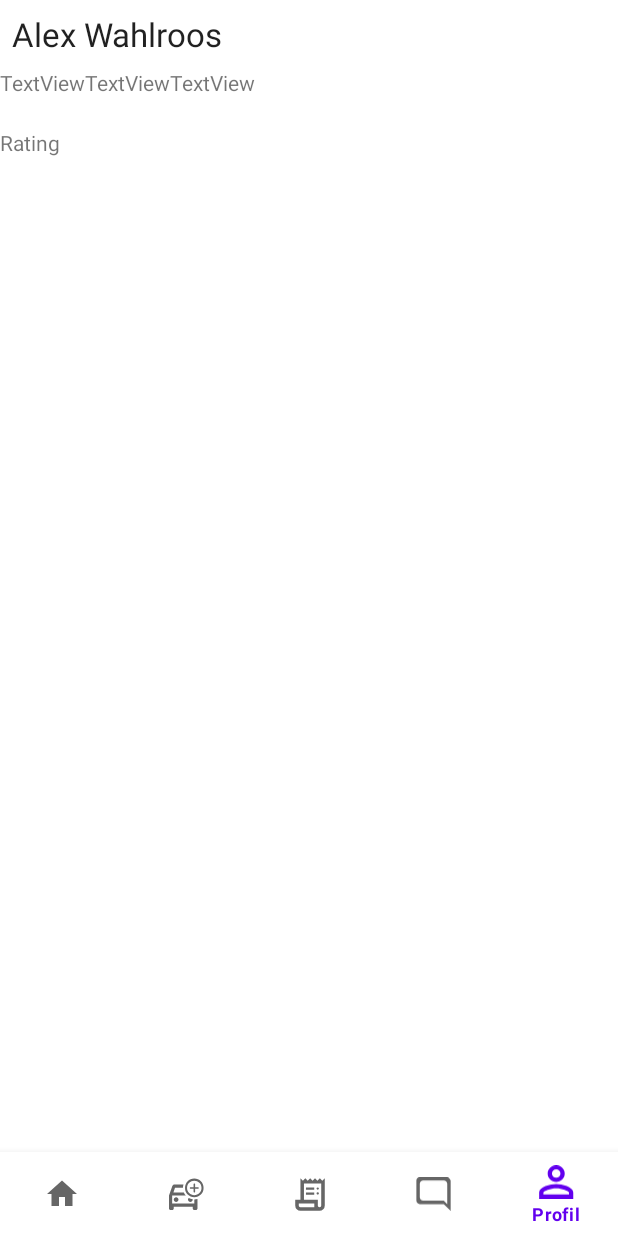
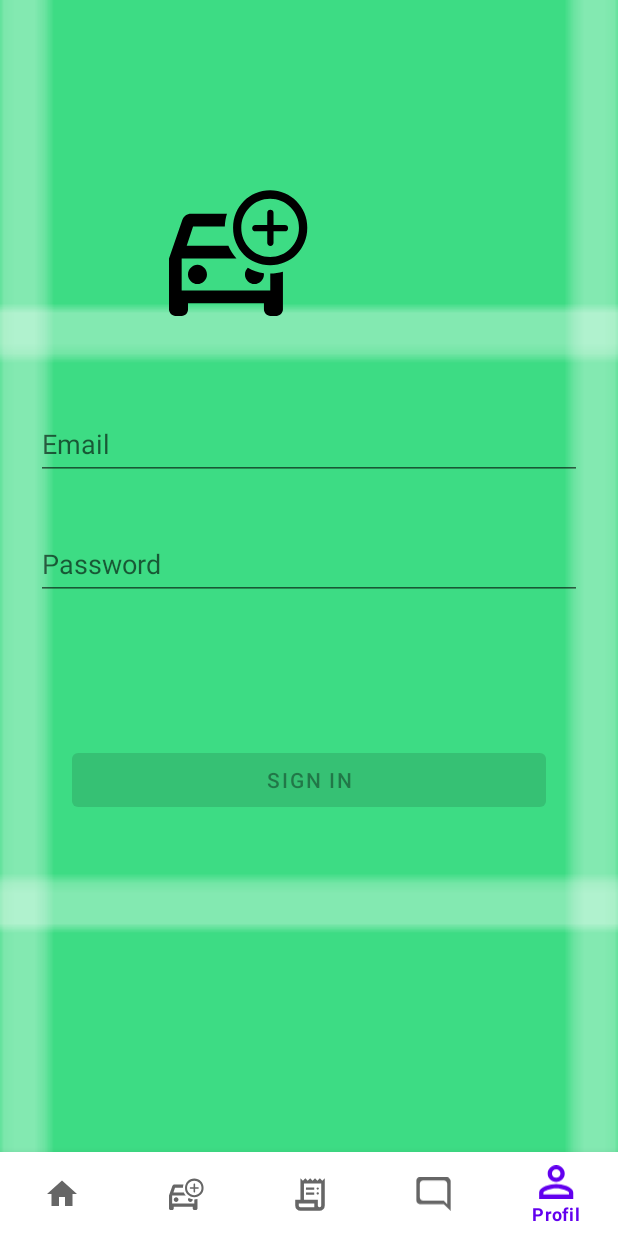
Before and after one commit to Savalige/Chare, an Android app: the screen it shows after launch (MainActivity), item 5 of the bottom bar chosen, on a phone screen of 412 x 824 dp. Run offline under Robolectric (Android 15) with nearby library versions, the phone set to English and light mode, and no system bars; our stand-ins replace navigation-ui; Roboto replaces fonts that are not available here.

Commit message:
Added basic login

```diff
--- a/App/app/build.gradle
+++ b/App/app/build.gradle
@@ -46,6 +46,7 @@ dependencies {
     implementation 'androidx.navigation:navigation-fragment-ktx:2.4.1'
     implementation 'androidx.navigation:navigation-ui-ktx:2.4.1'
     implementation 'androidx.legacy:legacy-support-v4:1.0.0'
+    implementation 'androidx.annotation:annotation:1.5.0'
     testImplementation 'junit:junit:4.13.2'
     androidTestImplementation 'androidx.test.ext:junit:1.1.3'
     androidTestImplementation 'androidx.test.espresso:espresso-core:3.4.0'
--- /dev/null
+++ b/App/app/src/main/java/com/puma/chare/ui/login/ui/login/LoginViewModelFactory.kt
@@ -0,0 +1,25 @@
+package com.puma.chare.ui.login.ui.login
+
+import androidx.lifecycle.ViewModel
+import androidx.lifecycle.ViewModelProvider
+import com.puma.chare.ui.login.data.LoginDataSource
+import com.puma.chare.ui.login.data.LoginRepository
+
+/**
+ * ViewModel provider factory to instantiate LoginViewModel.
+ * Required given LoginViewModel has a non-empty constructor
+ */
+class LoginViewModelFactory : ViewModelProvider.Factory {
+
+    @Suppress("UNCHECKED_CAST")
+    override fun <T : ViewModel> create(modelClass: Class<T>): T {
+        if (modelClass.isAssignableFrom(LoginViewModel::class.java)) {
+            return LoginViewModel(
+                loginRepository = LoginRepository(
+                    dataSource = LoginDataSource()
+                )
+            ) as T
+        }
+        throw IllegalArgumentException("Unknown ViewModel class")
+    }
+}
--- /dev/null
+++ b/App/app/src/main/java/com/puma/chare/ui/login/ui/login/login.kt
@@ -0,0 +1,131 @@
+package com.puma.chare.ui.login.ui.login
+
+import androidx.lifecycle.Observer
+import androidx.lifecycle.ViewModelProvider
+import androidx.annotation.StringRes
+import androidx.fragment.app.Fragment
+import android.os.Bundle
+import android.text.Editable
+import android.text.TextWatcher
+import android.view.LayoutInflater
+import android.view.View
+import android.view.ViewGroup
+import android.view.inputmethod.EditorInfo
+import android.widget.Button
+import android.widget.EditText
+import android.widget.ProgressBar
+import android.widget.Toast
+import com.puma.chare.databinding.FragmentLoginBinding
+
+import com.puma.chare.R
+
+class login : Fragment() {
+
+    private lateinit var loginViewModel: LoginViewModel
+    private var _binding: FragmentLoginBinding? = null
+
+    // This property is only valid between onCreateView and
+    // onDestroyView.
+    private val binding get() = _binding!!
+
+    override fun onCreateView(
+        inflater: LayoutInflater,
+        container: ViewGroup?,
+        savedInstanceState: Bundle?
+    ): View? {
+
+        _binding = FragmentLoginBinding.inflate(inflater, container, false)
+        return binding.root
+
+    }
+
+    override fun onViewCreated(view: View, savedInstanceState: Bundle?) {
+        super.onViewCreated(view, savedInstanceState)
+        loginViewModel = ViewModelProvider(this, LoginViewModelFactory())
+            .get(LoginViewModel::class.java)
+
+        val usernameEditText = binding.username
+        val passwordEditText = binding.password
+        val loginButton = binding.login
+        val loadingProgressBar = binding.loading
+
+        loginViewModel.loginFormState.observe(viewLifecycleOwner,
+            Observer { loginFormState ->
+                if (loginFormState == null) {
+                    return@Observer
+                }
+                loginButton.isEnabled = loginFormState.isDataValid
+                loginFormState.usernameError?.let {
+                    usernameEditText.error = getString(it)
+                }
+                loginFormState.passwordError?.let {
+                    passwordEditText.error = getString(it)
+                }
+            })
+
+        loginViewModel.loginResult.observe(viewLifecycleOwner,
+            Observer { loginResult ->
+                loginResult ?: return@Observer
+                loadingProgressBar.visibility = View.GONE
+                loginResult.error?.let {
+                    showLoginFailed(it)
+                }
+                loginResult.success?.let {
+                    updateUiWithUser(it)
+                }
+            })
+
+        val afterTextChangedListener = object : TextWatcher {
+            override fun beforeTextChanged(s: CharSequence, start: Int, count: Int, after: Int) {
+                // ignore
+            }
+
+            override fun onTextChanged(s: CharSequence, start: Int, before: Int, count: Int) {
+                // ignore
+            }
+
+            override fun afterTextChanged(s: Editable) {
+                loginViewModel.loginDataChanged(
+                    usernameEditText.text.toString(),
+                    passwordEditText.text.toString()
+                )
+            }
+        }
+        usernameEditText.addTextChangedListener(afterTextChangedListener)
+        passwordEditText.addTextChangedListener(afterTextChangedListener)
+        passwordEditText.setOnEditorActionListener { _, actionId, _ ->
+            if (actionId == EditorInfo.IME_ACTION_DONE) {
+                loginViewModel.login(
+                    usernameEditText.text.toString(),
+                    passwordEditText.text.toString()
+                )
+            }
+            false
+        }
+
+        loginButton.setOnClickListener {
+            loadingProgressBar.visibility = View.VISIBLE
+            loginViewModel.login(
+                usernameEditText.text.toString(),
+                passwordEditText.text.toString()
+            )
+        }
+    }
+
+    private fun updateUiWithUser(model: LoggedInUserView) {
+        val welcome = getString(R.string.welcome) + model.displayName
+        // TODO : initiate successful logged in experience
+        val appContext = context?.applicationContext ?: return
+        Toast.makeText(appContext, welcome, Toast.LENGTH_LONG).show()
+    }
+
+    private fun showLoginFailed(@StringRes errorString: Int) {
+        val appContext = context?.applicationContext ?: return
+        Toast.makeText(appContext, errorString, Toast.LENGTH_LONG).show()
+    }
+
+    override fun onDestroyView() {
+        super.onDestroyView()
+        _binding = null
+    }
+}
--- /dev/null
+++ b/App/app/src/main/res/layout/fragment_login.xml
@@ -0,0 +1,102 @@
+<?xml version="1.0" encoding="utf-8"?>
+<androidx.constraintlayout.widget.ConstraintLayout xmlns:android="http://schemas.android.com/apk/res/android"
+    xmlns:app="http://schemas.android.com/apk/res-auto"
+    xmlns:tools="http://schemas.android.com/tools"
+    android:id="@+id/container"
+    android:layout_width="match_parent"
+    android:layout_height="match_parent"
+    tools:context=".ui.login.ui.login.login">
+
+    <ImageView
+        android:id="@+id/imageView3"
+        android:layout_width="0dp"
+        android:layout_height="0dp"
+        android:scaleX="10"
+        android:scaleY="10"
+        android:src="@drawable/ic_launcher_background"
+        app:layout_constraintBottom_toBottomOf="parent"
+        app:layout_constraintEnd_toEndOf="parent"
+        app:layout_constraintStart_toStartOf="parent"
+        app:layout_constraintTop_toTopOf="parent" />
+
+    <EditText
+        android:id="@+id/password"
+        android:layout_width="0dp"
+        android:layout_height="wrap_content"
+        android:layout_marginStart="24dp"
+        android:layout_marginTop="32dp"
+        android:layout_marginEnd="24dp"
+        android:hint="@string/prompt_password"
+        android:imeActionLabel="@string/action_sign_in_short"
+        android:imeOptions="actionDone"
+        android:inputType="textPassword"
+        android:minHeight="48dp"
+        android:selectAllOnFocus="true"
+        app:layout_constraintEnd_toEndOf="parent"
+        app:layout_constraintStart_toStartOf="parent"
+        app:layout_constraintTop_toBottomOf="@+id/username" />
+
+    <EditText
+        android:id="@+id/username"
+        android:layout_width="0dp"
+        android:layout_height="wrap_content"
+        android:layout_marginStart="24dp"
+        android:layout_marginTop="272dp"
+        android:layout_marginEnd="24dp"
+        android:hint="@string/prompt_email"
+        android:inputType="textEmailAddress"
+        android:minHeight="48dp"
+        android:selectAllOnFocus="true"
+        app:layout_constraintEnd_toEndOf="parent"
+        app:layout_constraintStart_toStartOf="parent"
+        app:layout_constraintTop_toTopOf="parent" />
+
+    <Button
+        android:id="@+id/login"
+        android:layout_width="0dp"
+        android:layout_height="wrap_content"
+        android:layout_gravity="start"
+        android:layout_marginStart="48dp"
+        android:layout_marginTop="96dp"
+        android:layout_marginEnd="48dp"
+        android:layout_marginBottom="64dp"
+        android:enabled="false"
+        android:text="@string/action_sign_in_short"
+        app:layout_constraintBottom_toBottomOf="parent"
+        app:layout_constraintEnd_toEndOf="parent"
+        app:layout_constraintHorizontal_bias="0.495"
+        app:layout_constraintStart_toStartOf="parent"
+        app:layout_constraintTop_toBottomOf="@+id/password"
+        app:layout_constraintVertical_bias="0.0" />
+
+    <ProgressBar
+        android:id="@+id/loading"
+        android:layout_width="wrap_content"
+        android:layout_height="wrap_content"
+        android:layout_gravity="center"
+        android:layout_marginStart="32dp"
+        android:layout_marginTop="64dp"
+        android:layout_marginEnd="32dp"
+        android:layout_marginBottom="64dp"
+        android:visibility="gone"
+        app:layout_constraintBottom_toBottomOf="parent"
+        app:layout_constraintEnd_toEndOf="@+id/password"
+        app:layout_constraintStart_toStartOf="@+id/password"
+        app:layout_constraintTop_toTopOf="parent"
+        app:layout_constraintVertical_bias="0.3" />
+
+    <ImageView
+        android:id="@+id/imageView2"
+        android:layout_width="96dp"
+        android:layout_height="96dp"
+        android:layout_marginStart="32dp"
+        android:layout_marginTop="96dp"
+        android:layout_marginEnd="128dp"
+        android:layout_marginBottom="32dp"
+        android:src="@drawable/add_car_outlined"
+        app:layout_constraintBottom_toTopOf="@+id/username"
+        app:layout_constraintEnd_toEndOf="parent"
+        app:layout_constraintStart_toStartOf="parent"
+        app:layout_constraintTop_toTopOf="parent" />
+
+</androidx.constraintlayout.widget.ConstraintLayout>
--- a/App/app/src/main/res/navigation/mobile_navigation.xml
+++ b/App/app/src/main/res/navigation/mobile_navigation.xml
@@ -31,7 +31,7 @@
 
     <fragment
         android:id="@+id/navigation_profile"
-        android:name="com.puma.chare.ui.profile.profile"
+        android:name="com.puma.chare.ui.login.ui.login.login"
         android:label="@string/title_profile"
-        tools:layout="@layout/fragment_profile" />
+        tools:layout="@layout/fragment_login" />
 </navigation>
--- a/App/app/src/main/res/values/dimens.xml
+++ b/App/app/src/main/res/values/dimens.xml
@@ -2,4 +2,7 @@
     <!-- Default screen margins, per the Android Design guidelines. -->
     <dimen name="activity_horizontal_margin">16dp</dimen>
     <dimen name="activity_vertical_margin">16dp</dimen>
+    <!-- Default screen margins, per the Android Design guidelines. -->
+    <dimen name="fragment_horizontal_margin">16dp</dimen>
+    <dimen name="fragment_vertical_margin">16dp</dimen>
 </resources>
--- a/App/app/src/main/res/values/strings.xml
+++ b/App/app/src/main/res/values/strings.xml
@@ -5,4 +5,13 @@
     <string name="title_trips">Resor</string>
     <string name="title_chat">Chatt</string>
     <string name="title_profile">Profil</string>
+    <!-- Strings related to login -->
+    <string name="prompt_email">Email</string>
+    <string name="prompt_password">Password</string>
+    <string name="action_sign_in">Sign in or register</string>
+    <string name="action_sign_in_short">Sign in</string>
+    <string name="welcome">"Welcome!"</string>
+    <string name="invalid_username">Not a valid username</string>
+    <string name="invalid_password">Password must be >5 characters</string>
+    <string name="login_failed">"Login failed"</string>
 </resources>
```
Also changed, not shown: App/app/src/main/java/com/puma/chare/ui/login/data/LoginDataSource.kt (added, +24 -0 lines), App/app/src/main/java/com/puma/chare/ui/login/data/LoginRepository.kt (added, +46 -0 lines), App/app/src/main/java/com/puma/chare/ui/login/data/Result.kt (added, +18 -0 lines), App/app/src/main/java/com/puma/chare/ui/login/data/model/LoggedInUser.kt (added, +9 -0 lines), App/app/src/main/java/com/puma/chare/ui/login/ui/login/LoggedInUserView.kt (added, +9 -0 lines), App/app/src/main/java/com/puma/chare/ui/login/ui/login/LoginFormState.kt (added, +10 -0 lines), App/app/src/main/java/com/puma/chare/ui/login/ui/login/LoginResult.kt (added, +9 -0 lines), App/app/src/main/java/com/puma/chare/ui/login/ui/login/LoginViewModel.kt (added, +55 -0 lines).
